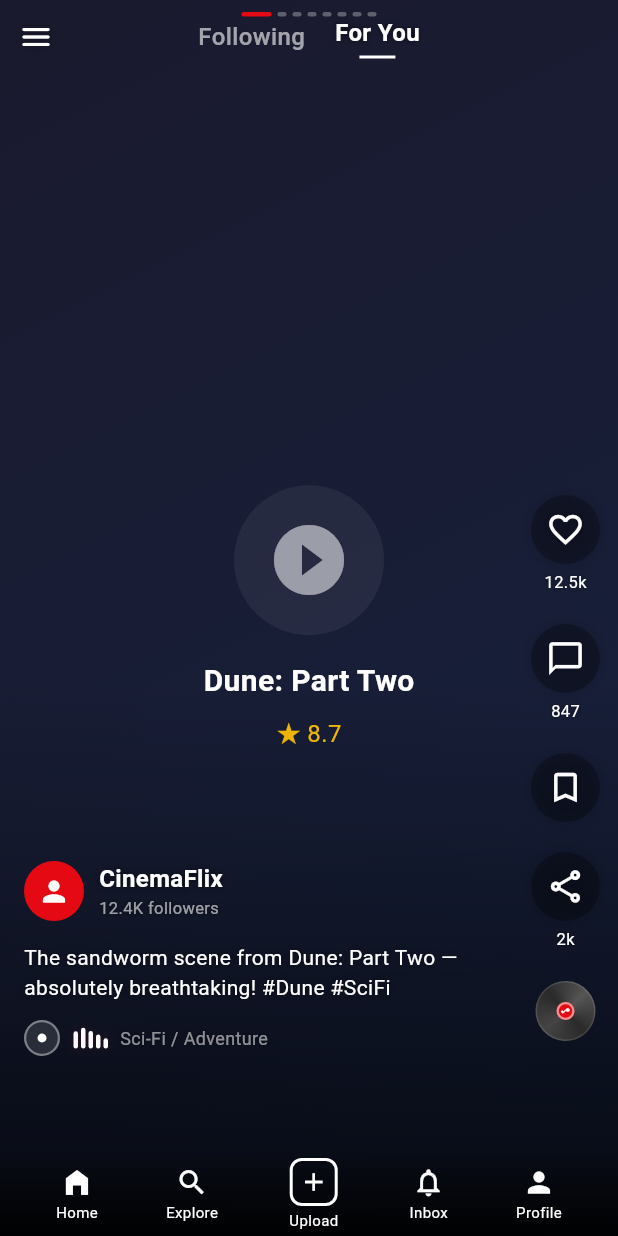
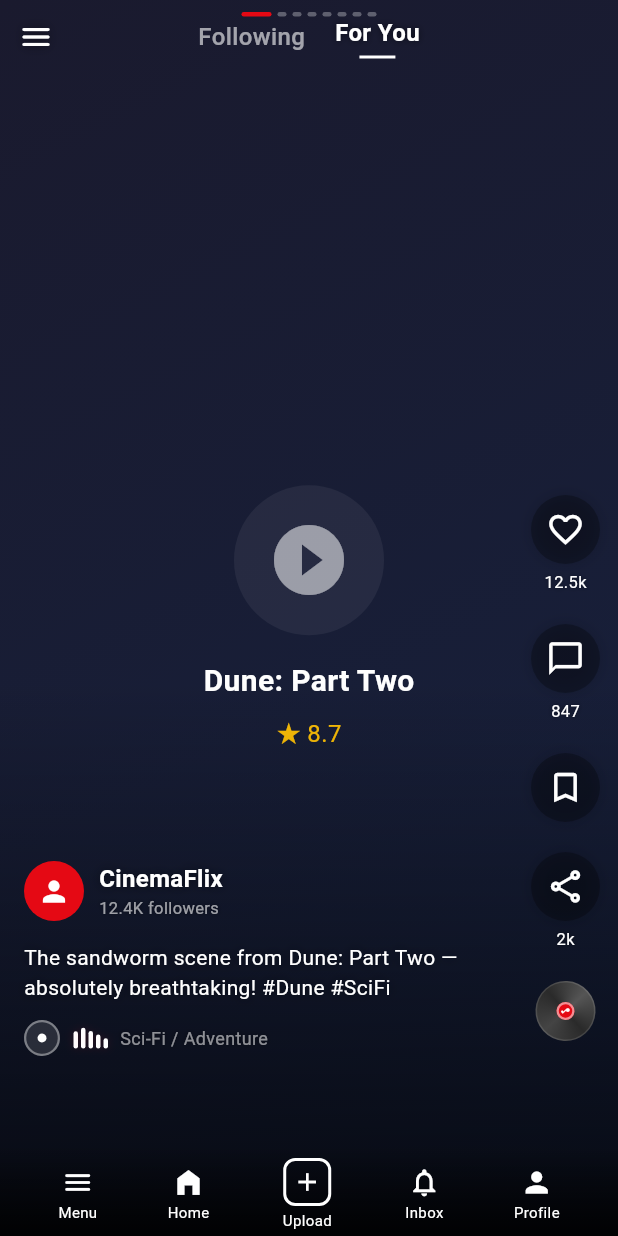
Before and after one commit to devTechs001/cinemaFlix-flutter, a Flutter app: the ShortsScreen screen opened by its route, on a phone screen of 412 x 824 dp. Run offline on Flutter 3.47's test engine with Material 3 defaults, Android fonts, the light colour scheme and no system bars; our stand-ins replace chewie, flutter_dotenv, package_info_plus, permission_handler, share_plus, shared_preferences and 2 more; accounts and stored records are empty.

Commit message:
Add drawer access to shorts bottom nav via Menu button

```diff
--- a/lib/screens/shorts_screen.dart
+++ b/lib/screens/shorts_screen.dart
@@ -548,8 +548,11 @@
     return Row(
       mainAxisAlignment: MainAxisAlignment.spaceEvenly,
       children: [
+        _navItem(Icons.menu_rounded, 'Menu', false, () {
+          HapticFeedback.lightImpact();
+          Scaffold.of(context).openDrawer();
+        }),
         _navItem(Icons.home_filled, 'Home', false, () => Navigator.pushReplacementNamed(context, '/main', arguments: 0)),
-        _navItem(Icons.search, 'Explore', false, () => Navigator.pushReplacementNamed(context, '/search')),
         _uploadNavButton(),
         _navItem(Icons.notifications_outlined, 'Inbox', false, () => Navigator.pushReplacementNamed(context, '/notifications')),
         _navItem(Icons.person, 'Profile', false, () => Navigator.pushReplacementNamed(context, '/main', arguments: 4)),
```
